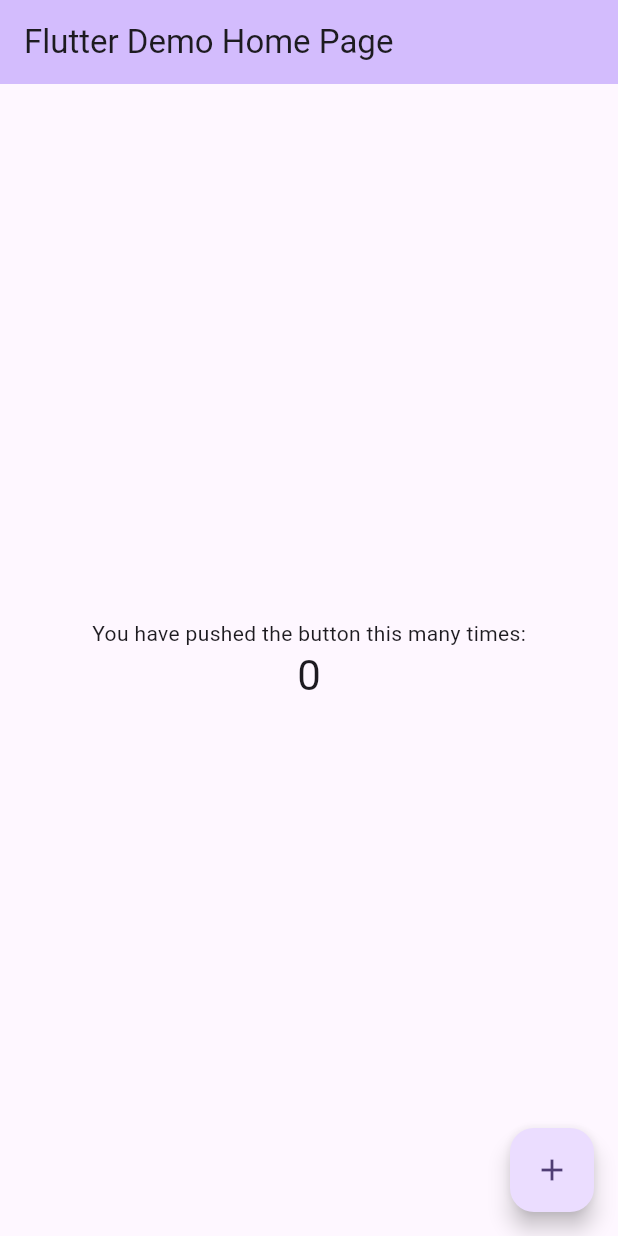
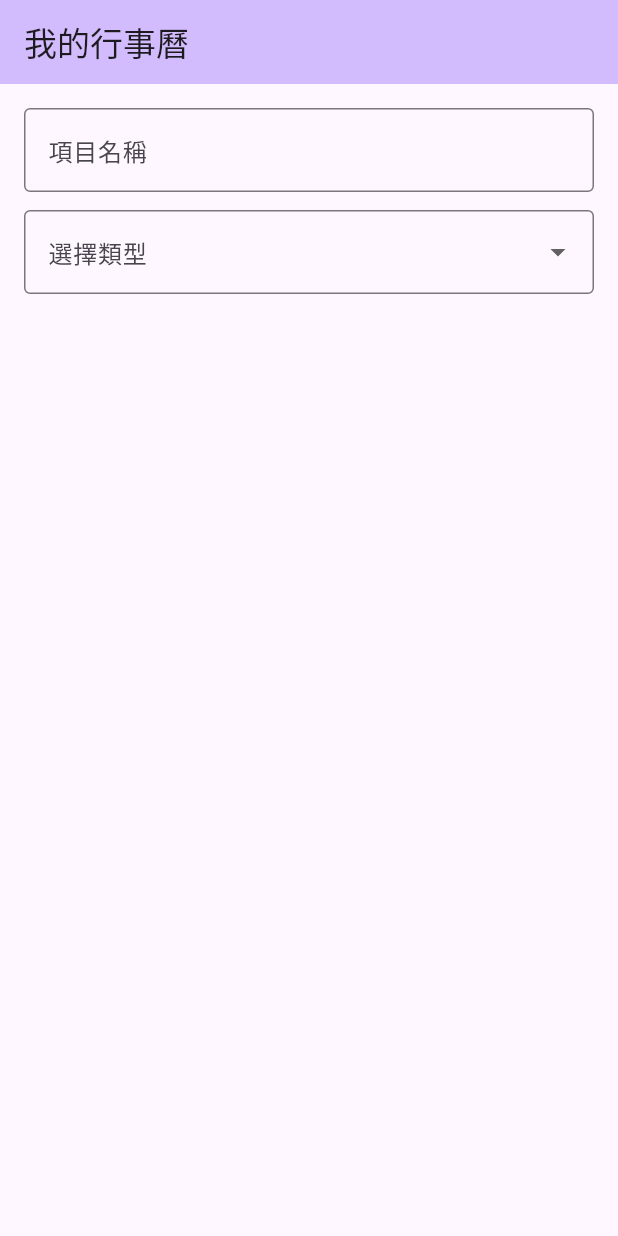
Before and after one commit to git9/app, a Flutter app: the screen it shows after launch, on a phone screen of 412 x 824 dp. Run offline on Flutter 3.47's test engine with Material 3 defaults, Android fonts, the phone set to English and light mode, and no system bars.

Commit message:
修改app標題，加入項目名稱和類型選擇

```diff
--- a/lib/main.dart
+++ b/lib/main.dart
@@ -10,31 +10,31 @@ class MyApp extends StatelessWidget {
   @override
   Widget build(BuildContext context) {
     return MaterialApp(
-      title: 'Flutter Demo',
+      title: '我的行事曆',
       theme: ThemeData(
-        colorScheme: .fromSeed(seedColor: Colors.deepPurple),
+        colorScheme: ColorScheme.fromSeed(seedColor: Colors.deepPurple),
       ),
-      home: const MyHomePage(title: 'Flutter Demo Home Page'),
+      home: const MyHomePage(),
     );
   }
 }
 
 class MyHomePage extends StatefulWidget {
-  const MyHomePage({super.key, required this.title});
-
-  final String title;
+  const MyHomePage({super.key});
 
   @override
   State<MyHomePage> createState() => _MyHomePageState();
 }
 
 class _MyHomePageState extends State<MyHomePage> {
-  int _counter = 0;
+  final TextEditingController _itemNameController = TextEditingController();
+  final List<String> _typeOptions = ['會議', '專案討論', '聯絡客戶'];
+  String? _selectedType;
 
-  void _incrementCounter() {
-    setState(() {
-      _counter++;
-    });
+  @override
+  void dispose() {
+    _itemNameController.dispose();
+    super.dispose();
   }
 
   @override
@@ -42,24 +42,46 @@ class _MyHomePageState extends State<MyHomePage> {
     return Scaffold(
       appBar: AppBar(
         backgroundColor: Theme.of(context).colorScheme.inversePrimary,
-        title: Text(widget.title),
+        title: const Text('我的行事曆'),
       ),
-      body: Center(
+      body: Padding(
+        padding: const EdgeInsets.all(16),
+        child: Align(
+          alignment: Alignment.topCenter,
           child: Column(
-          mainAxisAlignment: .center,
+            mainAxisSize: MainAxisSize.min,
             children: [
-            const Text('You have pushed the button this many times:'),
-            Text(
-              '$_counter',
-              style: Theme.of(context).textTheme.headlineMedium,
+              TextField(
+                controller: _itemNameController,
+                decoration: const InputDecoration(
+                  labelText: '項目名稱',
+                  border: OutlineInputBorder(),
+                ),
+              ),
+              const SizedBox(height: 12),
+              DropdownButtonFormField<String>(
+                value: _selectedType,
+                decoration: const InputDecoration(
+                  labelText: '選擇類型',
+                  border: OutlineInputBorder(),
+                ),
+                items: _typeOptions
+                    .map(
+                      (type) => DropdownMenuItem<String>(
+                        value: type,
+                        child: Text(type),
+                      ),
+                    )
+                    .toList(),
+                onChanged: (value) {
+                  setState(() {
+                    _selectedType = value;
+                  });
+                },
               ),
             ],
           ),
           ),
-      floatingActionButton: FloatingActionButton(
-        onPressed: _incrementCounter,
-        tooltip: 'Increment',
-        child: const Icon(Icons.add),
         ),
     );
   }
```
Lines whose indentation alone changed are shown as unchanged.
